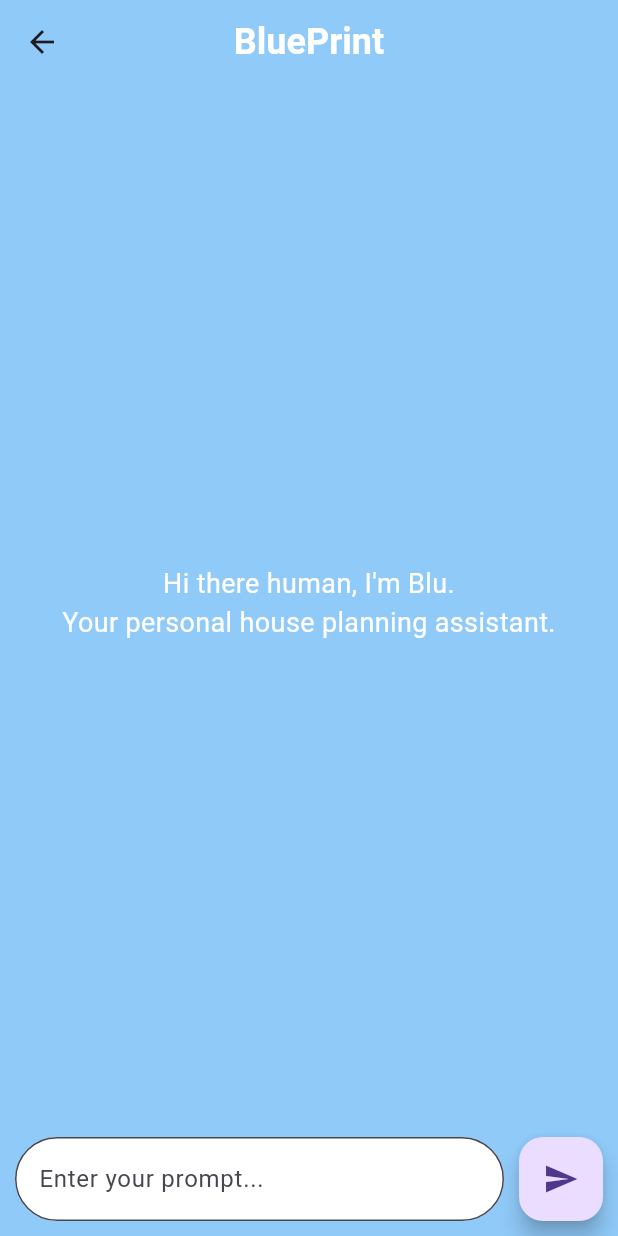
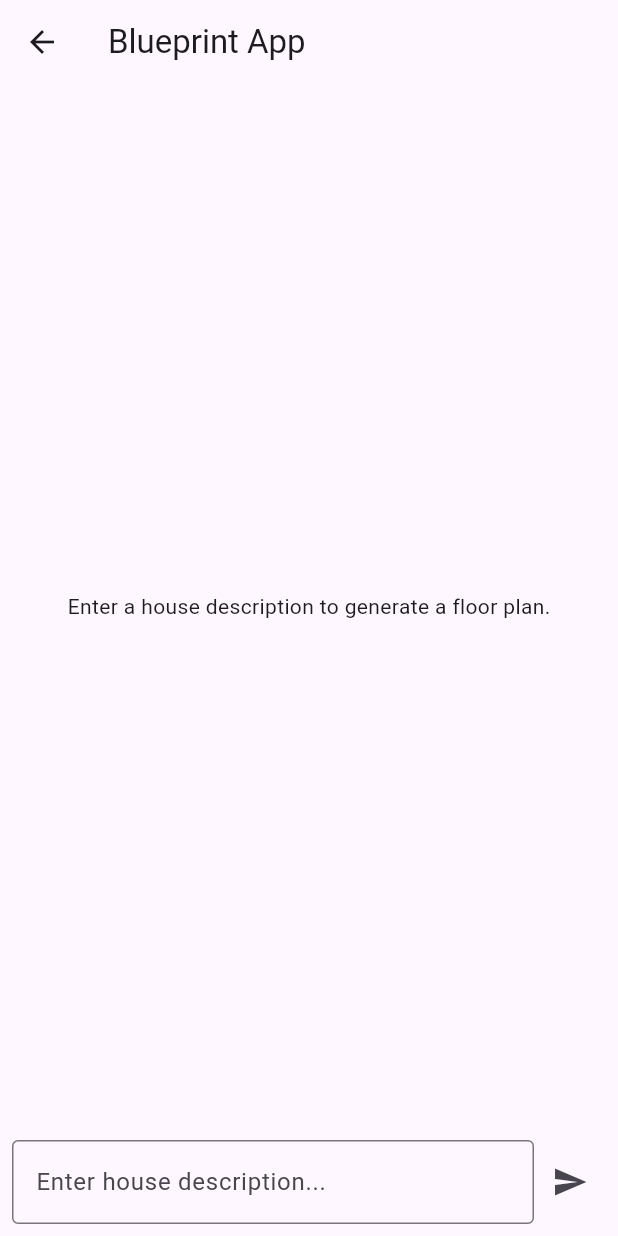
Before and after one commit to Woofy2001/ProjectBluePrint, a Flutter app: the ChatScreen screen opened directly, on a phone screen of 412 x 824 dp. Run offline on Flutter 3.47's test engine with Material 3 defaults, Android fonts, the phone set to English and light mode, and no system bars.

Commit message:
now can generate multiple outputs and also validate the prompt

```diff
--- a/BluePrint/frontend/lib/chat_screen.dart
+++ b/BluePrint/frontend/lib/chat_screen.dart
@@ -7,76 +7,68 @@ class ChatScreen extends StatefulWidget {
 }
 
 class _ChatScreenState extends State<ChatScreen> {
-  final TextEditingController _controller = TextEditingController();
-  String? imageUrl;
-  bool isLoading = false;
+  TextEditingController _controller = TextEditingController();
+  String? _imageUrl;
+  String? _errorMessage;
+  bool _isLoading = false;
 
-  void sendPrompt() async {
-    if (_controller.text.isEmpty) return;
+  void _sendPrompt() async {
     setState(() {
-      isLoading = true;
+      _errorMessage = null;
+      _imageUrl = null; // ✅ Clear the old image before loading a new one
+      _isLoading = true;
     });
 
-    String response = await generatePlan(_controller.text);
-    setState(() {
-      imageUrl = response;
-      isLoading = false;
-    });
+    try {
+      String imageUrl = await generatePlan(_controller.text);
+      setState(() {
+        _imageUrl = imageUrl;
+        _isLoading = false;
+      });
+    } catch (e) {
+      setState(() {
+        _errorMessage = e.toString().replaceAll("Exception:", "").trim();
+        _isLoading = false;
+      });
+    }
   }
 
   @override
   Widget build(BuildContext context) {
     return Scaffold(
-      backgroundColor: Colors.blue.shade200,
-      appBar: AppBar(
-        backgroundColor: Colors.transparent,
-        elevation: 0,
-        title: Text(
-          "BluePrint",
-          style: TextStyle(
-            fontSize: 24,
-            fontWeight: FontWeight.bold,
-            color: Colors.white,
-          ),
-        ),
-        centerTitle: true,
-      ),
+      appBar: AppBar(title: Text("Blueprint App")),
       body: Column(
         children: [
           Expanded(
             child: Center(
-              child: isLoading
-                  ? CircularProgressIndicator()
-                  : imageUrl == null
-                      ? Text(
-                          "Hi there human, I'm Blu.\nYour personal house planning assistant.",
-                          textAlign: TextAlign.center,
-                          style: TextStyle(fontSize: 18, color: Colors.white),
-                        )
-                      : Image.network(imageUrl!),
+              child: _isLoading
+                  ? CircularProgressIndicator() // ✅ Show a loading spinner
+                  : _errorMessage != null
+                      ? Text(_errorMessage!,
+                          style: TextStyle(color: Colors.red, fontSize: 16))
+                      : _imageUrl != null
+                          ? Image.network(
+                              _imageUrl!) // ✅ UI refreshes with the new image
+                          : Text(
+                              "Enter a house description to generate a floor plan."),
             ),
           ),
           Padding(
-            padding: const EdgeInsets.all(10.0),
+            padding: const EdgeInsets.all(8.0),
             child: Row(
               children: [
                 Expanded(
                   child: TextField(
                     controller: _controller,
                     decoration: InputDecoration(
-                      hintText: "Enter your prompt...",
-                      filled: true,
-                      fillColor: Colors.white,
-                      border: OutlineInputBorder(
-                        borderRadius: BorderRadius.circular(30),
-                      ),
+                      hintText: "Enter house description...",
+                      border: OutlineInputBorder(),
                     ),
                   ),
                 ),
-                SizedBox(width: 10),
-                FloatingActionButton(
-                  onPressed: sendPrompt,
-                  child: Icon(Icons.send),
+                IconButton(
+                  icon: Icon(Icons.send),
+                  onPressed: _sendPrompt,
                 ),
               ],
             ),
```
Also changed, not shown: BluePrint/frontend/lib/api_service.dart (+5 -2 lines), 4 other files.
